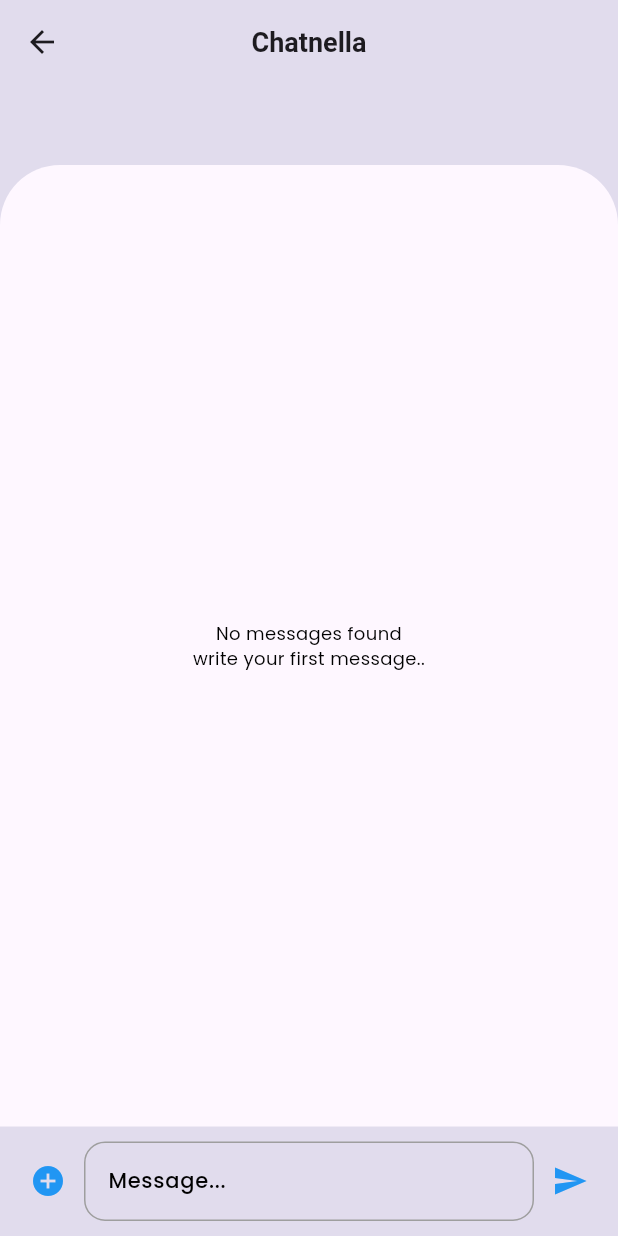
After one commit to Qamarzaman555/social_sync, a Flutter app: the ChatScreen screen opened directly, on a phone screen of 412 x 824 dp. The commit adds this screen. Run offline on Flutter 3.47's test engine with Material 3 defaults, Android fonts, the phone set to English and light mode, and no system bars; our stand-ins replace cached_network_image, cloud_firestore, connectivity_plus, firebase_auth, firebase_core, firebase_storage and 10 more; accounts and stored records are empty; project files that could hold a hidden picture were left out.

Commit message:
chats screen is add

```diff
--- /dev/null
+++ b/lib/features/chats/controllers/chat_controller.dart
@@ -0,0 +1,46 @@
+import 'package:cloud_firestore/cloud_firestore.dart';
+import 'package:firebase_auth/firebase_auth.dart';
+import 'package:flutter/material.dart';
+import 'package:get/get.dart';
+import '../models/message_bubble.model.dart';
+
+class ChatController extends GetxController {
+  final messages = FirebaseFirestore.instance.collection('messages');
+  final messageList = <MessageBubbleModel>[].obs;
+  final scrollController = ScrollController();
+  final messageController = TextEditingController();
+
+  @override
+  void onInit() {
+    super.onInit();
+    fetchMessages();
+  }
+
+  void fetchMessages() {
+    messages
+        .orderBy('createdAt', descending: true)
+        .snapshots()
+        .listen((snapshot) {
+      messageList.clear();
+      for (var doc in snapshot.docs) {
+        messageList.add(MessageBubbleModel.fromJson(doc));
+      }
+    });
+  }
+
+  void sendMessage(String value) {
+    if (value.isNotEmpty) {
+      messages.add({
+        'message': value,
+        'createdAt': DateTime.now(),
+        'uid': FirebaseAuth.instance.currentUser!.uid,
+      });
+      messageController.clear();
+      scrollController.animateTo(
+        0,
+        duration: const Duration(seconds: 1),
+        curve: Curves.fastOutSlowIn,
+      );
+    }
+  }
+}
--- /dev/null
+++ b/lib/features/chats/models/message_bubble.model.dart
@@ -0,0 +1,17 @@
+class MessageBubbleModel {
+  final String message;
+  final String uid;
+
+  MessageBubbleModel({
+    required this.message,
+    required this.uid,
+    // required this.isMe,
+  });
+
+  factory MessageBubbleModel.fromJson(json) {
+    return MessageBubbleModel(
+      message: json['message'], uid: json['uid'],
+      // isMe: json['isMe'],
+    );
+  }
+}
--- a/lib/features/chats/screens/chats/chats.dart
+++ b/lib/features/chats/screens/chats/chats.dart
@@ -15,7 +15,7 @@ class ChatsScreen extends StatelessWidget {
         child: Column(
           crossAxisAlignment: CrossAxisAlignment.start,
           children: [
-            /// Header Text
+            // Header Text
             Padding(
               padding:
                   const EdgeInsets.symmetric(horizontal: AppSizes.defaultSpace),
@@ -24,8 +24,8 @@ class ChatsScreen extends StatelessWidget {
             ),
             const SizedBox(height: AppSizes.spaceBtwItems),
 
-            /// Chat List
-            const ChatList()
+            // Chat List
+            const ChatList(),
           ],
         ),
       ),
--- /dev/null
+++ b/lib/features/chats/screens/chats/components/chat_custom_appbar.dart
@@ -0,0 +1,33 @@
+import 'package:flutter/material.dart';
+import 'package:get/get.dart';
+
+class CustomAppBar extends StatelessWidget {
+  const CustomAppBar({super.key});
+
+  @override
+  Widget build(BuildContext context) {
+    return Container(
+      alignment: Alignment.center,
+      height: 110,
+      color: Colors.transparent,
+      child: AppBar(
+        backgroundColor: Colors.transparent,
+        elevation: 0,
+        centerTitle: true,
+        title: Text(
+          'Chatnella',
+          style: TextStyle(
+            color: Theme.of(context).colorScheme.onSurface,
+          ),
+        ),
+        leading: IconButton(
+          icon: const Icon(Icons.arrow_back),
+          color: Theme.of(context).colorScheme.onSurface,
+          onPressed: () {
+            Get.back();
+          },
+        ),
+      ),
+    );
+  }
+}
--- /dev/null
+++ b/lib/features/chats/screens/chats/components/chat_input_field.dart
@@ -0,0 +1,44 @@
+import 'package:flutter/material.dart';
+
+class ChatInputField extends StatelessWidget {
+  const ChatInputField({super.key, this.onTap, this.controller});
+
+  final Function(String?)? onTap;
+  final TextEditingController? controller;
+
+  @override
+  Widget build(BuildContext context) {
+    return Container(
+      padding: const EdgeInsets.symmetric(horizontal: 8, vertical: 10),
+      color: Colors.transparent,
+      child: Row(
+        children: [
+          IconButton(
+            icon: const Icon(Icons.add_circle, color: Colors.blue),
+            onPressed: () {
+              // Handle add button action
+            },
+          ),
+          Expanded(
+            child: TextField(
+              controller: controller,
+              onSubmitted: onTap,
+              decoration: const InputDecoration(
+                hintText: 'Message...',
+                border: InputBorder.none,
+              ),
+            ),
+          ),
+          IconButton(
+            icon: const Icon(Icons.send, color: Colors.blue),
+            onPressed: () {
+              if (controller != null && controller!.text.isNotEmpty) {
+                onTap?.call(controller!.text);
+              }
+            },
+          ),
+        ],
+      ),
+    );
+  }
+}
--- /dev/null
+++ b/lib/features/chats/screens/chats/components/chat_screen.dart
@@ -0,0 +1,68 @@
+import 'package:firebase_auth/firebase_auth.dart';
+import 'package:flutter/material.dart';
+import 'package:get/get.dart';
+import '../../../controllers/chat_controller.dart';
+import 'chat_bubble.dart';
+import 'chat_custom_appbar.dart';
+import 'chat_input_field.dart';
+import 'friend_chat_bubble.dart';
+
+class ChatScreen extends StatelessWidget {
+  final chatController = Get.put(ChatController());
+
+  ChatScreen({super.key});
+
+  @override
+  Widget build(BuildContext context) {
+    return Scaffold(
+      body: Container(
+        color: Theme.of(context).colorScheme.primary.withOpacity(0.2),
+        child: Column(
+          children: [
+            const CustomAppBar(),
+            Expanded(
+              child: Container(
+                decoration: BoxDecoration(
+                  color: Theme.of(context).colorScheme.surface,
+                  borderRadius: const BorderRadius.only(
+                    topLeft: Radius.circular(40),
+                    topRight: Radius.circular(40),
+                  ),
+                ),
+                child: Obx(() {
+                  if (chatController.messageList.isEmpty) {
+                    return const Center(
+                      child: Text(
+                        textAlign: TextAlign.center,
+                        'No messages found\nwrite your first message..',
+                      ),
+                    );
+                  }
+                  return ListView.builder(
+                    reverse: true,
+                    controller: chatController.scrollController,
+                    itemCount: chatController.messageList.length,
+                    padding: const EdgeInsets.symmetric(horizontal: 16),
+                    itemBuilder: (context, index) {
+                      final message = chatController.messageList[index];
+                      return message.uid ==
+                              FirebaseAuth.instance.currentUser!.uid
+                          ? FriendChatBubble(messageObject: message)
+                          : ChatBubble(messageObject: message);
+                    },
+                  );
+                }),
+              ),
+            ),
+            ChatInputField(
+              controller: chatController.messageController,
+              onTap: (value) {
+                chatController.sendMessage(value!);
+              },
+            ),
+          ],
+        ),
+      ),
+    );
+  }
+}
```
Also changed, not shown: lib/features/chats/controllers/user_chat_controller.dart (added, +35 -0 lines), lib/features/chats/screens/chats/components/chat_bubble.dart (added, +35 -0 lines), lib/features/chats/screens/chats/components/chat_list.dart (+22 -3 lines), lib/features/chats/screens/chats/components/friend_chat_bubble.dart (added, +36 -0 lines).
